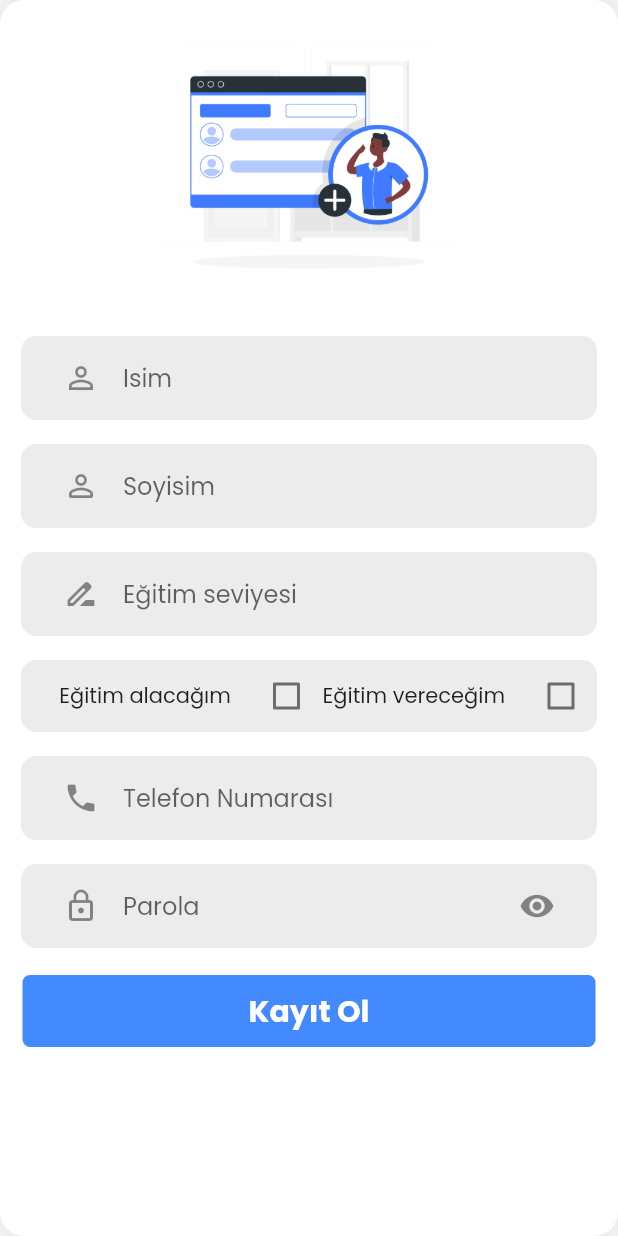
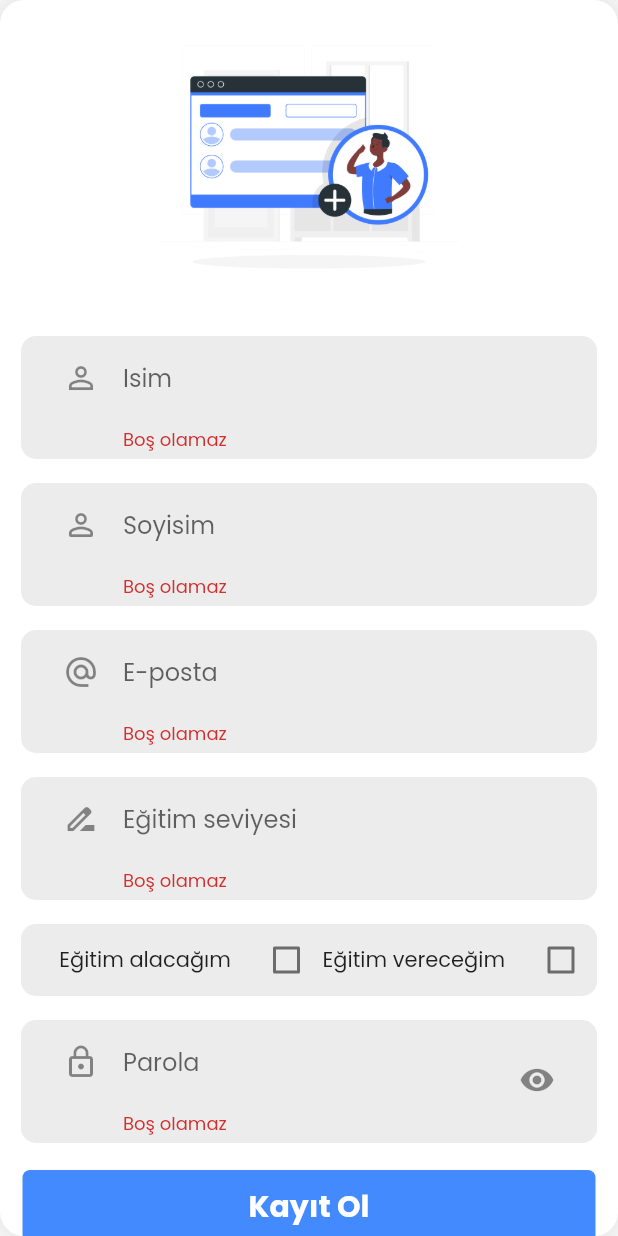
Before and after one commit to yersoy/revolt-hackathon, a Flutter app: the Register screen opened by its route, after a tap on "Kayıt Ol", on a phone screen of 412 x 824 dp. Run offline on Flutter 3.47's test engine with Material 2 defaults, Android fonts, the phone set to English and light mode, and no system bars; our stand-ins replace cloud_firestore, firebase_auth, firebase_core, firebase_messaging, flare_flutter, flutter_map and 5 more; accounts and stored records are empty.

Commit message:
Google and register with email activated

```diff
--- a/lib/Views/Login.dart
+++ b/lib/Views/Login.dart
@@ -1,6 +1,7 @@
 import 'package:flutter/material.dart';
 
-
+/// __________________ mY imports _______________________
+import 'package:revolt/auth.dart';
 import '../theme.dart';
 
 class Login extends StatefulWidget {
@@ -131,6 +132,10 @@ class _LoginState extends State<Login> {
                                         elevation: 0.0,
                                         child: MaterialButton(
                                           onPressed: () async {
+                                            if (_formKey.currentState
+                                                .validate()) {
+                                              await Auth.login(_email.text, _password.text,context);
+                                            }
 
                                           },
                                           minWidth: MediaQuery.of(context)
@@ -166,8 +171,9 @@ class _LoginState extends State<Login> {
                                           padding:
                                           const EdgeInsets.all(8.0),
                                           child: MaterialButton(
+
                                               onPressed: () async {
-
+                                            await  Auth.signInWithGoogle(context);
                                               },
                                               child: Image.asset(
                                                 "assets/images/google_search.png",
--- a/lib/Views/Register.dart
+++ b/lib/Views/Register.dart
@@ -1,6 +1,8 @@
 import 'package:flutter/material.dart';
+import 'package:revolt/models.dart';
 import 'package:revolt/theme.dart';
 
+import '../auth.dart';
 
 class Register extends StatefulWidget {
   Register({Key key}) : super(key: key);
@@ -13,22 +15,18 @@ class _RegisterState extends State<Register> {
   final _formKey = GlobalKey<FormState>();
   final _key = GlobalKey<ScaffoldState>();
 
-  //TextEditingController _email = TextEditingController();
+  TextEditingController _email = TextEditingController();
   TextEditingController _surname = TextEditingController();
   TextEditingController _education = TextEditingController();
   TextEditingController _password = TextEditingController();
   TextEditingController _name = TextEditingController();
-  TextEditingController _phone = TextEditingController();
+
+  IUser _userRegister = IUser();
 
   bool _isCheckedTakeClass = false;
   bool _isCheckedGiveClass = false;
+  bool hidePass = true;
 
-
-
-
-
-
-  bool hidePass = true;
   @override
   Widget build(BuildContext context) {
     return Scaffold(
@@ -53,7 +51,6 @@ class _RegisterState extends State<Register> {
                   child: ListView(
                     shrinkWrap: false,
                     scrollDirection: Axis.vertical,
-
                     children: <Widget>[
                       Padding(
                         padding: const EdgeInsets.all(8.0),
@@ -129,6 +126,33 @@ class _RegisterState extends State<Register> {
                             padding: const EdgeInsets.only(left: 12.0),
                             child: ListTile(
                               title: TextFormField(
+                                controller: _email,
+                                decoration: InputDecoration(
+                                    hintText: "E-posta",
+                                    icon: Icon(Icons.alternate_email),
+                                    border: InputBorder.none),
+                                validator: (value) {
+                                  if (value.isEmpty) {
+                                    return "Boş olamaz";
+                                  }
+                                  return null;
+                                },
+                              ),
+                            ),
+                          ),
+                        ),
+                      ),
+                      Padding(
+                        padding:
+                            const EdgeInsets.fromLTRB(14.0, 8.0, 14.0, 8.0),
+                        child: Material(
+                          borderRadius: BorderRadius.circular(10.0),
+                          color: Colors.grey.withOpacity(0.2),
+                          elevation: 0.0,
+                          child: Padding(
+                            padding: const EdgeInsets.only(left: 12.0),
+                            child: ListTile(
+                              title: TextFormField(
                                 controller: _education,
                                 decoration: InputDecoration(
                                     hintText: "Eğitim seviyesi",
@@ -144,7 +168,8 @@ class _RegisterState extends State<Register> {
                             ),
                           ),
                         ),
-                      ), Padding(
+                      ),
+                      Padding(
                         padding:
                             const EdgeInsets.fromLTRB(14.0, 8.0, 14.0, 8.0),
                         child: Material(
@@ -155,57 +180,31 @@ class _RegisterState extends State<Register> {
                             padding: const EdgeInsets.only(left: 18.0),
                             child: Row(
                               children: <Widget>[
-                                Expanded(child:Text('  Eğitim alacağım')),
+                                Expanded(child: Text('  Eğitim alacağım')),
                                 Checkbox(
                                   checkColor: ThemeColor.accentBlue,
                                   activeColor: Colors.white,
-                                value: _isCheckedGiveClass,
-                                onChanged: (value) {
-                                  setState(() {
-                                    _isCheckedGiveClass= !_isCheckedGiveClass;
-                                  });
-                                },
-                              ),Expanded(child: Text('Eğitim vereceğim')),
+                                  value: _isCheckedGiveClass,
+                                  onChanged: (value) {
+                                    setState(() {
+                                      _isCheckedGiveClass =
+                                          !_isCheckedGiveClass;
+                                    });
+                                  },
+                                ),
+                                Expanded(child: Text('Eğitim vereceğim')),
                                 Checkbox(
                                   checkColor: ThemeColor.accentBlue,
                                   activeColor: Colors.white,
                                   value: _isCheckedTakeClass,
                                   onChanged: (value) {
                                     setState(() {
-                                      _isCheckedTakeClass = !_isCheckedTakeClass;
+                                      _isCheckedTakeClass =
+                                          !_isCheckedTakeClass;
                                     });
                                   },
                                 )
-
-                              ]
-                              ,
-                            ),
-                          ),
-                        ),
-                      ),
-                      Padding(
-                        padding:
-                            const EdgeInsets.fromLTRB(14.0, 8.0, 14.0, 8.0),
-                        child: Material(
-                          borderRadius: BorderRadius.circular(10.0),
-                          color: Colors.grey.withOpacity(0.2),
-                          elevation: 0.0,
-                          child: Padding(
-                            padding: const EdgeInsets.only(left: 12.0),
-                            child: ListTile(
-                              title: TextFormField(
-                                controller: _phone,
-                                decoration: InputDecoration(
-                                    hintText: "Telefon Numarası",
-                                    icon: Icon(Icons.phone),
-                                    border: InputBorder.none),
-                                validator: (value) {
-                                  if (value.isEmpty) {
-                                    return "Boş olamaz";
-                                  }
-                                  return null;
-                                },
-                              ),
+                              ],
                             ),
                           ),
                         ),
@@ -240,7 +239,8 @@ class _RegisterState extends State<Register> {
                                   icon: Icon(Icons.remove_red_eye),
                                   onPressed: () {
                                     setState(() {
-                                      hidePass = false;
+                                      hidePass = !hidePass;
+                                      print('eye pushed');
                                     });
                                   }),
                             ),
@@ -255,7 +255,18 @@ class _RegisterState extends State<Register> {
                           color: Theme.of(context).primaryColor,
                           elevation: 0.0,
                           child: MaterialButton(
-                            onPressed: () async {},
+                            onPressed: () async {
+                              _userRegister.userName = _name.text;
+                              _userRegister.teacher = _isCheckedGiveClass;
+                              _userRegister.student = _isCheckedTakeClass;
+                              _userRegister.email = _email.text;
+                              _userRegister.lastName = _surname.text;
+                              _userRegister.password = _password.text;
+
+                              if (_formKey.currentState.validate()) {
+                                await Auth.registerWithEmail(_userRegister,context);
+                              }
+                            },
                             minWidth: MediaQuery.of(context).size.width,
                             child: Text(
                               "Kayıt Ol",
```
